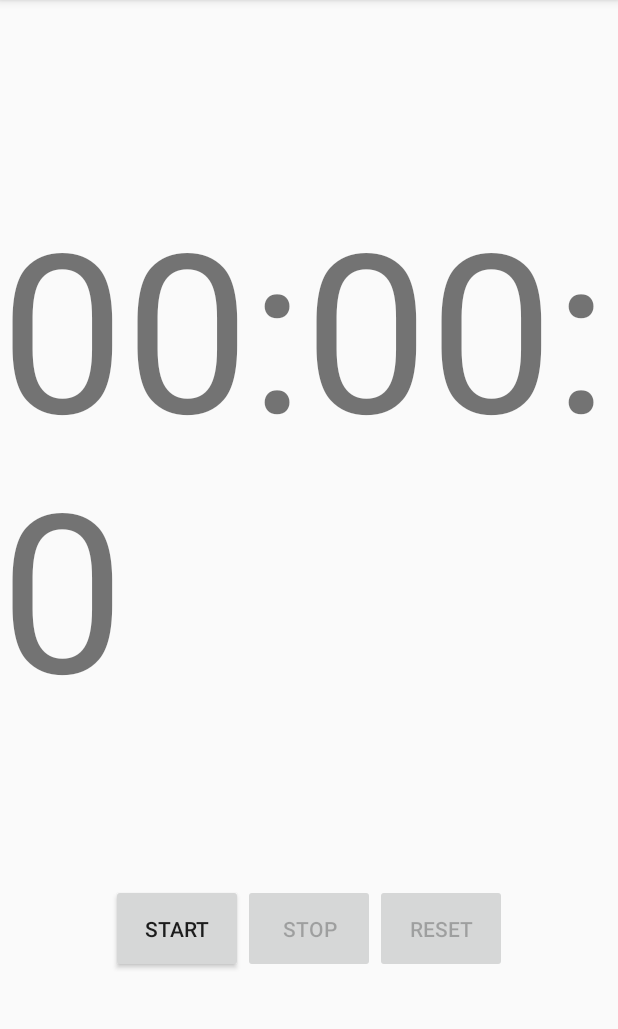
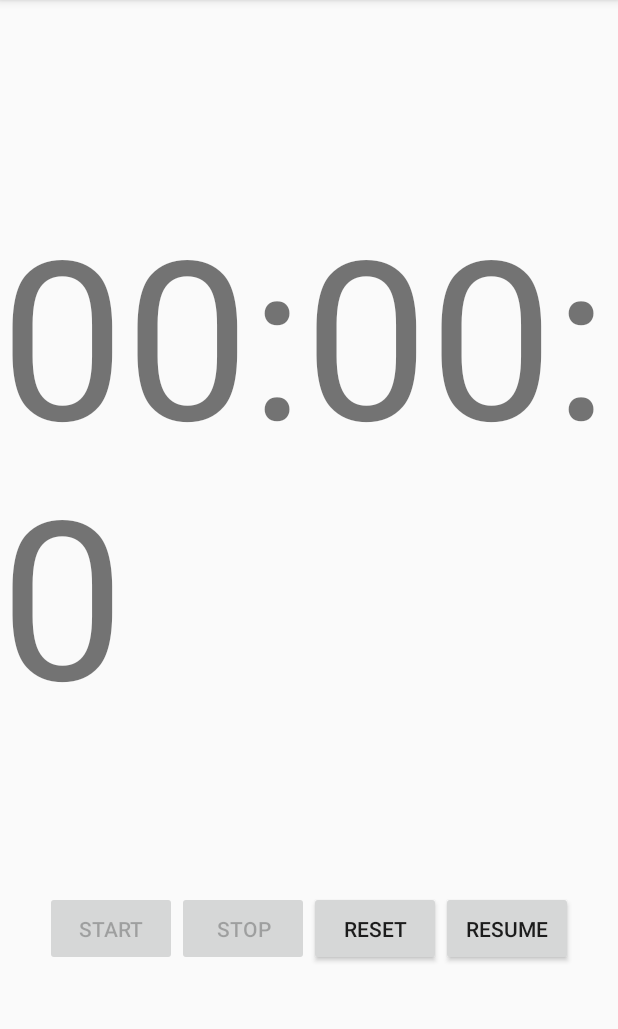
Before and after one commit to StefKal/CS450Fall18HW1, an Android app: the screen it shows after launch (MainActivity), on a phone screen of 412 x 824 dp, the part 84-1113 px from its top. Run offline under Robolectric (Android 15) with nearby library versions, the light colour scheme and no system bars.

Commit message:
Introduced Resume Button

```diff
--- a/app/src/main/java/edu/stlawu/stopwatch/MainActivity.java
+++ b/app/src/main/java/edu/stlawu/stopwatch/MainActivity.java
@@ -19,8 +19,9 @@ public class MainActivity extends AppCompatActivity {
     // Define variable for our views
     private TextView tv_count = null;
     private Button bt_start = null;
-    private Button bt_stop =null;
+    private Button bt_stop = null;
     private Button bt_reset = null;
+    private Button bt_resume = null;
     private Timer t = null;
     private Counter ctr = new Counter();  // TimerTask
     private int count;
@@ -41,14 +42,24 @@ public class MainActivity extends AppCompatActivity {
         this.bt_start = findViewById(R.id.bt_start);
         this.bt_stop = findViewById(R.id.bt_stop);
         this.bt_reset = findViewById(R.id.bt_reset);
-        bt_stop.setEnabled(false);
-        bt_reset.setEnabled(false);
+        this.bt_resume = findViewById(R.id.bt_resume);
 
         int count = getPreferences(MODE_PRIVATE).getInt("Count", 0);
         this.count = count;
         this.tv_count.setText(this.time);
         ctr.run();
 
+        if (this.count == 0){
+            bt_start.setEnabled(true);
+            bt_resume.setEnabled(false);
+            bt_stop.setEnabled(false);
+            bt_reset.setEnabled(false);
+        }else{
+            bt_start.setEnabled(false);
+            bt_stop.setEnabled(false);
+            bt_reset.setEnabled(true);
+            bt_resume.setEnabled(true);
+        }
 
         this.bt_start.setOnClickListener(new View.OnClickListener() {
             @Override
@@ -56,6 +67,7 @@ public class MainActivity extends AppCompatActivity {
                 bt_start.setEnabled(false);
                 bt_stop.setEnabled(true);
                 bt_reset.setEnabled(true);
+                bt_resume.setEnabled(false);
                 ctr = new Counter();
                 t = new Timer();
 
@@ -72,7 +84,8 @@ public class MainActivity extends AppCompatActivity {
 
                 t.cancel();
 
-                bt_start.setEnabled(true);
+                bt_reset.setEnabled(true);
+                bt_resume.setEnabled(true);
                 bt_stop.setEnabled(false);
             }
         });
@@ -85,9 +98,21 @@ public class MainActivity extends AppCompatActivity {
                 ctr.run();
                 t.cancel();
 
-
+                bt_resume.setEnabled(false);
                 bt_start.setEnabled(true);
                 bt_stop.setEnabled(false);
+            }
+        });
+
+        this.bt_resume.setOnClickListener(new View.OnClickListener() {
+            @Override
+            public void onClick(View v) {
+                bt_stop.setEnabled(true);
+                bt_reset.setEnabled(false);
+                ctr = new Counter();
+                t = new Timer();
+
+                t.scheduleAtFixedRate(ctr, 0, 100);
             }
         });
 
--- a/app/src/main/res/layout/activity_main.xml
+++ b/app/src/main/res/layout/activity_main.xml
@@ -32,7 +32,7 @@
                 android:layout_height="wrap_content"
                 android:layout_marginTop="100dp"
                 android:layout_weight="1"
-                android:padding="20dp"
+                android:padding="15dp"
                 android:text="@string/start" />
 
             <Button
@@ -41,7 +41,7 @@
                 android:layout_height="wrap_content"
                 android:layout_marginTop="100dp"
                 android:layout_weight="1"
-                android:padding="20dp"
+                android:padding="15dp"
                 android:text="@string/stop" />
 
             <Button
@@ -50,8 +50,16 @@
                 android:layout_height="wrap_content"
                 android:layout_marginTop="100dp"
                 android:layout_weight="1"
-                android:padding="20dp"
+                android:padding="15dp"
                 android:text="@string/reset" />
+            <Button
+                android:id="@+id/bt_resume"
+                android:layout_width="0dp"
+                android:layout_height="wrap_content"
+                android:layout_marginTop="100dp"
+                android:layout_weight="1"
+                android:padding="15dp"
+                android:text="@string/Resume" />
 
         </LinearLayout>
 
--- a/app/src/main/res/values/strings.xml
+++ b/app/src/main/res/values/strings.xml
@@ -3,5 +3,6 @@
     <string name="stop">Stop</string>
     <string name="start">Start</string>
     <string name="seconds">0</string>
-    <string name="reset">reset</string>
+    <string name="reset">Reset</string>
+    <string name="Resume">Resume</string>
 </resources>
```
